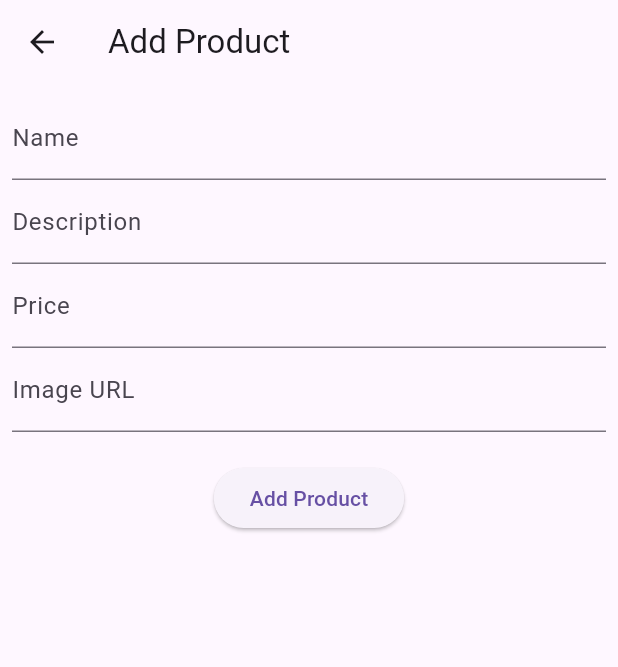
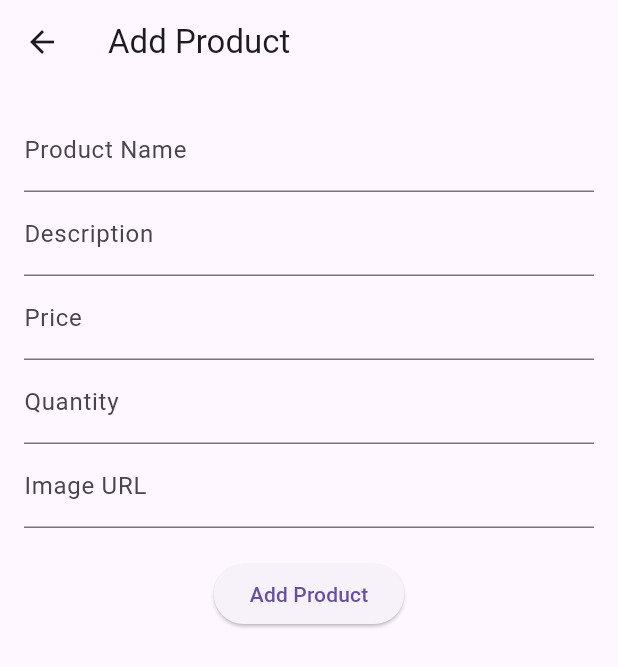
Before and after one commit to DuongQuocThang2k3/android-frontend-flutter, a Flutter app: the AddProductScreen screen opened directly, on a phone screen of 412 x 824 dp. Shown: the top 667 px of the screen. Run offline on Flutter 3.47's test engine with Material 3 defaults, Android fonts, the phone set to English and light mode, and no system bars; our stand-ins replace flutter_dotenv, jwt_decoder, shared_preferences, youtube_player_flutter; accounts and stored records are empty.

Commit message:
product_ui

```diff
--- /dev/null
+++ b/lib/screens/Auth/AddProductScreen.dart
@@ -0,0 +1,67 @@
+import 'package:flutter/material.dart';
+
+class AddProductScreen extends StatelessWidget {
+  const AddProductScreen({Key? key}) : super(key: key);
+
+  @override
+  Widget build(BuildContext context) {
+    final TextEditingController nameController = TextEditingController();
+    final TextEditingController descriptionController = TextEditingController();
+    final TextEditingController priceController = TextEditingController();
+    final TextEditingController quantityController = TextEditingController();
+    final TextEditingController imageUrlController = TextEditingController();
+
+    return Scaffold(
+      appBar: AppBar(
+        title: const Text('Add Product'),
+      ),
+      body: Padding(
+        padding: const EdgeInsets.all(16.0),
+        child: Column(
+          children: [
+            TextField(
+              controller: nameController,
+              decoration: const InputDecoration(
+                labelText: 'Product Name',
+              ),
+            ),
+            TextField(
+              controller: descriptionController,
+              decoration: const InputDecoration(
+                labelText: 'Description',
+              ),
+            ),
+            TextField(
+              controller: priceController,
+              keyboardType: TextInputType.number,
+              decoration: const InputDecoration(
+                labelText: 'Price',
+              ),
+            ),
+            TextField(
+              controller: quantityController,
+              keyboardType: TextInputType.number,
+              decoration: const InputDecoration(
+                labelText: 'Quantity',
+              ),
+            ),
+            TextField(
+              controller: imageUrlController,
+              decoration: const InputDecoration(
+                labelText: 'Image URL',
+              ),
+            ),
+            const SizedBox(height: 20),
+            ElevatedButton(
+              onPressed: () {
+                // Add logic to submit the product data
+                Navigator.pop(context);
+              },
+              child: const Text('Add Product'),
+            ),
+          ],
+        ),
+      ),
+    );
+  }
+}
--- a/lib/screens/market_screen.dart
+++ b/lib/screens/market_screen.dart
@@ -2,6 +2,8 @@ import 'dart:convert';
 import 'package:flutter/material.dart';
 import 'package:http/http.dart' as http;
 import '../models/productPost.dart';
+import 'Auth/AddProductScreen.dart';
+import 'Auth/AddProductScreen.dart';
 import 'search_product.dart';
 import 'add_product.dart';
 import 'edit_product.dart';
--- /dev/null
+++ b/lib/screens/product.dart
@@ -0,0 +1,101 @@
+class Product {
+  final int productId;
+  final String name;
+  final double price;
+  final String description;
+  final int quantity;
+  final int supplyCategoryId;
+  final SupplyCategory supplyCategory;
+  final List<ProductImage> images;
+
+  Product({
+    required this.productId,
+    required this.name,
+    required this.price,
+    required this.description,
+    required this.quantity,
+    required this.supplyCategoryId,
+    required this.supplyCategory,
+    required this.images,
+  });
+
+  factory Product.fromJson(Map<String, dynamic> json) {
+    return Product(
+      productId: json['productId'],
+      name: json['name'],
+      price: (json['price'] as num).toDouble(),
+      description: json['description'],
+      quantity: json['quantity'],
+      supplyCategoryId: json['supplyCategoryId'],
+      supplyCategory: SupplyCategory.fromJson(json['supplyCategory']),
+      images: (json['images'] as List)
+          .map((image) => ProductImage.fromJson(image))
+          .toList(),
+    );
+  }
+
+  Map<String, dynamic> toJson() {
+    return {
+      'productId': productId,
+      'name': name,
+      'price': price,
+      'description': description,
+      'quantity': quantity,
+      'supplyCategoryId': supplyCategoryId,
+      'supplyCategory': supplyCategory.toJson(),
+      'images': images.map((image) => image.toJson()).toList(),
+    };
+  }
+}
+
+class SupplyCategory {
+  final int supplyCategoryId;
+  final String name;
+
+  SupplyCategory({
+    required this.supplyCategoryId,
+    required this.name,
+  });
+
+  factory SupplyCategory.fromJson(Map<String, dynamic> json) {
+    return SupplyCategory(
+      supplyCategoryId: json['supplyCategoryId'],
+      name: json['name'],
+    );
+  }
+
+  Map<String, dynamic> toJson() {
+    return {
+      'supplyCategoryId': supplyCategoryId,
+      'name': name,
+    };
+  }
+}
+
+class ProductImage {
+  final int productImageId;
+  final int productId;
+  final String imageUrl;
+
+  ProductImage({
+    required this.productImageId,
+    required this.productId,
+    required this.imageUrl,
+  });
+
+  factory ProductImage.fromJson(Map<String, dynamic> json) {
+    return ProductImage(
+      productImageId: json['productImageId'],
+      productId: json['productId'],
+      imageUrl: json['imageUrl'],
+    );
+  }
+
+  Map<String, dynamic> toJson() {
+    return {
+      'productImageId': productImageId,
+      'productId': productId,
+      'imageUrl': imageUrl,
+    };
+  }
+}
```
Also changed, not shown: lib/screens/add_product.dart (+171 -33 lines).
